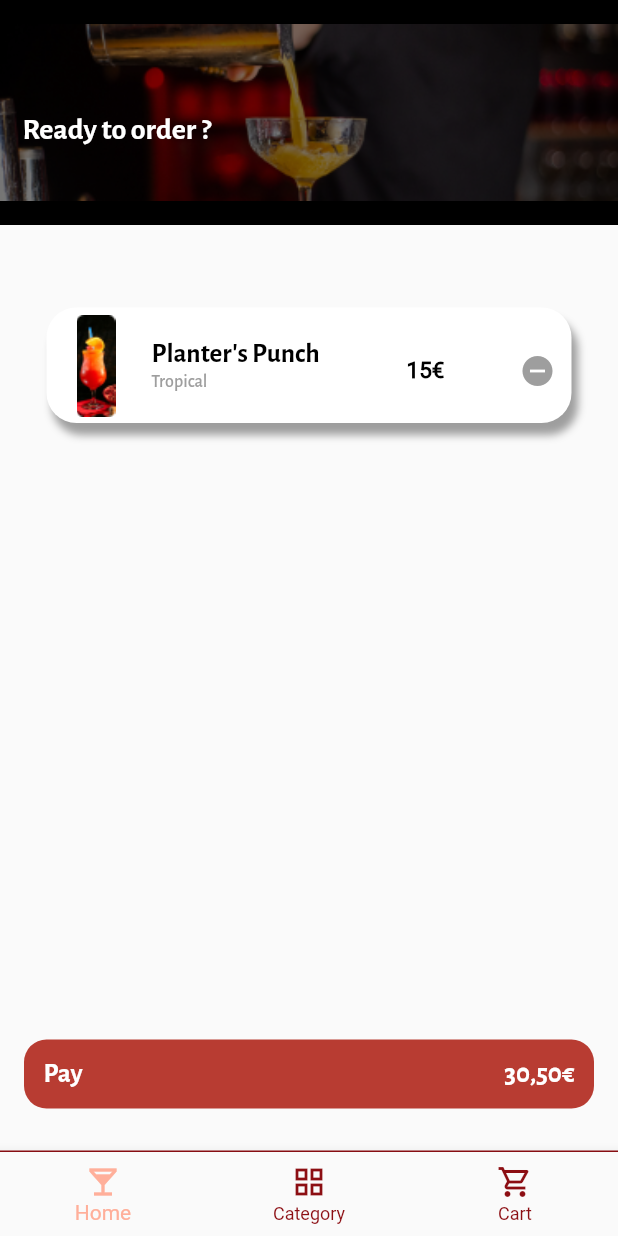
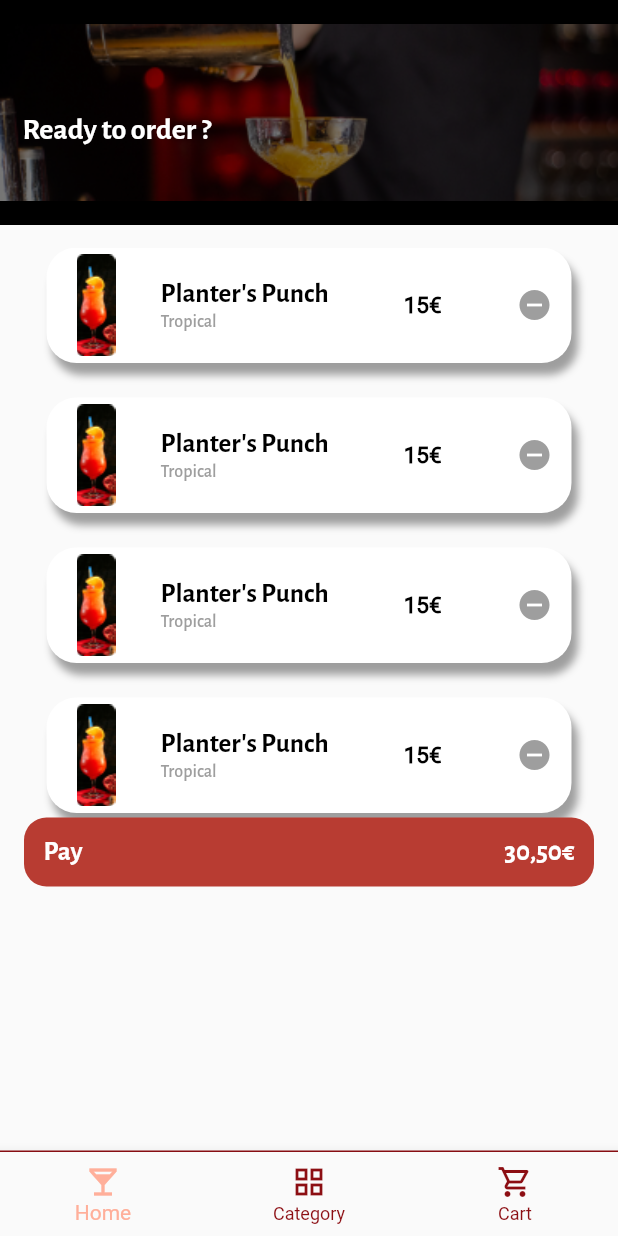
Before and after one commit to elsa-bit/Saucey, a Flutter app: the screen it shows after launch, on a phone screen of 412 x 824 dp. Run offline on Flutter 3.47's test engine with Material 2 defaults, Android fonts, the phone set to English and light mode, and no system bars.

Commit message:
Finish design cart

```diff
--- a/lib/cart/items/item_cart_element.dart
+++ b/lib/cart/items/item_cart_element.dart
@@ -2,13 +2,18 @@ import 'package:flutter/cupertino.dart';
 import 'package:flutter/material.dart';
 
 class ItemCartElement extends StatelessWidget {
-
   final String photo;
   final String name;
   final String category;
   final String price;
 
-  const ItemCartElement({Key? key, required this.photo, required this.name, required this.category, required this.price}) : super(key: key);
+  const ItemCartElement(
+      {Key? key,
+      required this.photo,
+      required this.name,
+      required this.category,
+      required this.price})
+      : super(key: key);
 
   @override
   Widget build(BuildContext context) {
@@ -20,7 +25,7 @@ class ItemCartElement extends StatelessWidget {
             Stack(
               children: [
                 Container(
-                  margin: EdgeInsets.only(top: 40),
+                  //margin: EdgeInsets.only(top: 20),
                   width: 350,
                   height: 77,
                   decoration: BoxDecoration(
@@ -34,17 +39,17 @@ class ItemCartElement extends StatelessWidget {
                       ),
                     ],
                   ),
+                  child: Row(
+                    children: [
+                      Container(
+                        padding: EdgeInsets.only(left: 20),
+                        child: Image.asset(photo),
                       ),
-                Container(
-                  padding: EdgeInsets.only(top: 45, left: 20),
-                  child: Image.asset(
-                      photo),
-                ),
-                Column(
+                      Padding(
+                        padding: const EdgeInsets.only(left: 30, top: 20),
+                        child: Column(
+                          crossAxisAlignment: CrossAxisAlignment.start,
                           children: [
-                    Padding(
-                      padding: EdgeInsets.only(top:60, left: 70),
-                      child:
                             Text(
                               name,
                               style: TextStyle(
@@ -53,10 +58,6 @@ class ItemCartElement extends StatelessWidget {
                                   fontWeight: FontWeight.bold,
                                   fontSize: 18),
                             ),
-                    ),
-                    Container(
-                      padding: EdgeInsets.only(right: 5),
-                      child:
                             Text(
                               category,
                               style: TextStyle(
@@ -64,11 +65,11 @@ class ItemCartElement extends StatelessWidget {
                                   color: Colors.grey,
                                   fontSize: 12),
                             ),
-                    ),
                           ],
                         ),
+                      ),
                       Container(
-                  margin: EdgeInsets.only(top: 70,left: 240),
+                        margin: EdgeInsets.only(left: 50),
                         child: Row(
                           children: [
                             Text(
@@ -90,6 +91,9 @@ class ItemCartElement extends StatelessWidget {
                       )
                     ],
                   ),
+                ),
+              ],
+            ),
           ],
         ),
       ),
--- a/lib/cart/views/cart_cocktail.dart
+++ b/lib/cart/views/cart_cocktail.dart
@@ -1,3 +1,4 @@
+import 'package:flutter/cupertino.dart';
 import 'package:flutter/material.dart';
 import 'package:saucey/cart/items/item_cart_element.dart';
 import 'package:saucey/customs/MyColors.dart';
@@ -44,28 +45,22 @@ class Cart extends StatelessWidget {
                 ],
               ),
             ),
-            Expanded(
-              child: SingleChildScrollView(
-                padding: EdgeInsets.only(left: 15, right: 15, bottom: 15),
-                scrollDirection: Axis.vertical,
-                child: Column(
-                  mainAxisAlignment: MainAxisAlignment.center,
-                  children: [
             Container(
               width: double.infinity,
-                      height: 160,
+              height: 380,
+              child: ListView.builder(
+                itemBuilder: (context, index) => Container(
+                  width: double.infinity,
+                  height: 100,
                   child: ItemCartElement(
                       photo: 'assets/images/red_cocktail.png',
                       name: 'Planter\'s Punch',
                       category: 'Tropical',
                       price: '15€'),
                 ),
-                  ],
-                ),
               ),
             ),
             Container(
-              padding: EdgeInsets.only(bottom: 28),
               child: Row(
                 mainAxisAlignment: MainAxisAlignment.center,
                 children: [
```
Lines whose indentation alone changed are shown as unchanged.
